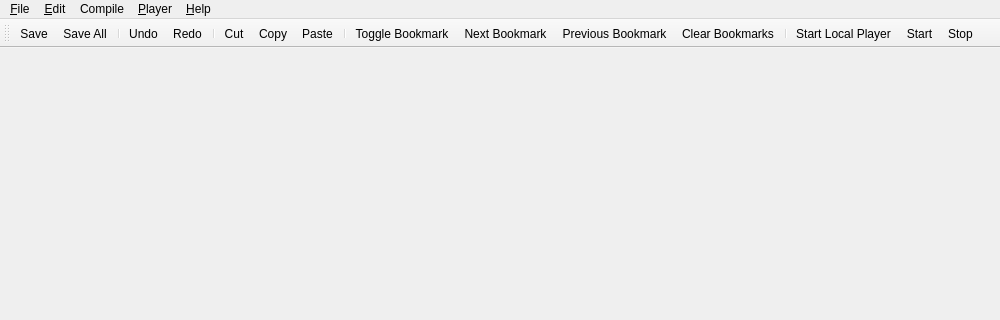
gideros/gideros, file ui/mainwindow.ui: the form before one commit; both pictures show x 0 to 1000 and y 0 to 320 of the 1000 by 750 pixel window.
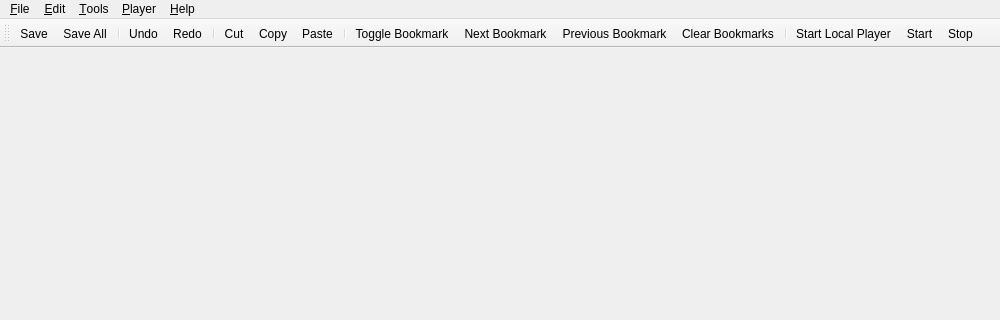
The form after the commit.

Commit message: Renamed Compile -> Check Syntax.

What changed in the file:
```diff
--- a/ui/mainwindow.ui
+++ b/ui/mainwindow.ui
@@ -95,7 +95,7 @@
    </widget>
    <widget class="QMenu" name="menuCompile">
     <property name="title">
-     <string>Compile</string>
+     <string>&amp;Tools</string>
     </property>
     <addaction name="actionCompile"/>
     <addaction name="actionCompile_All"/>
```
Left out of the diff: 12 changed lines with no effect on the pictures. The commit also changes 1 other file.
